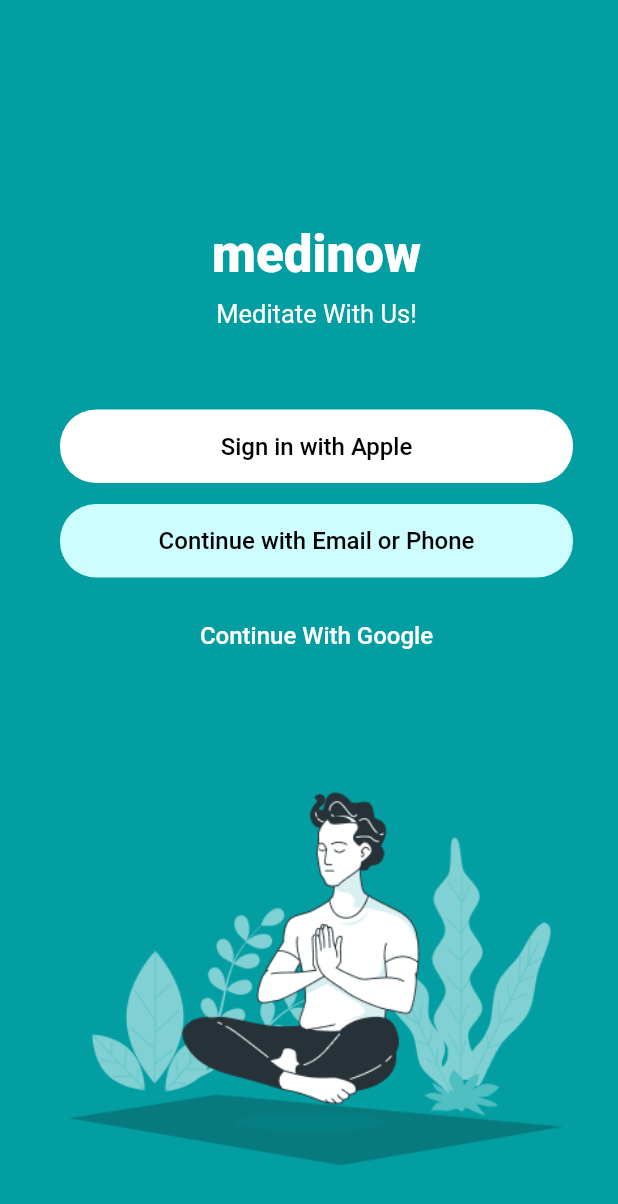
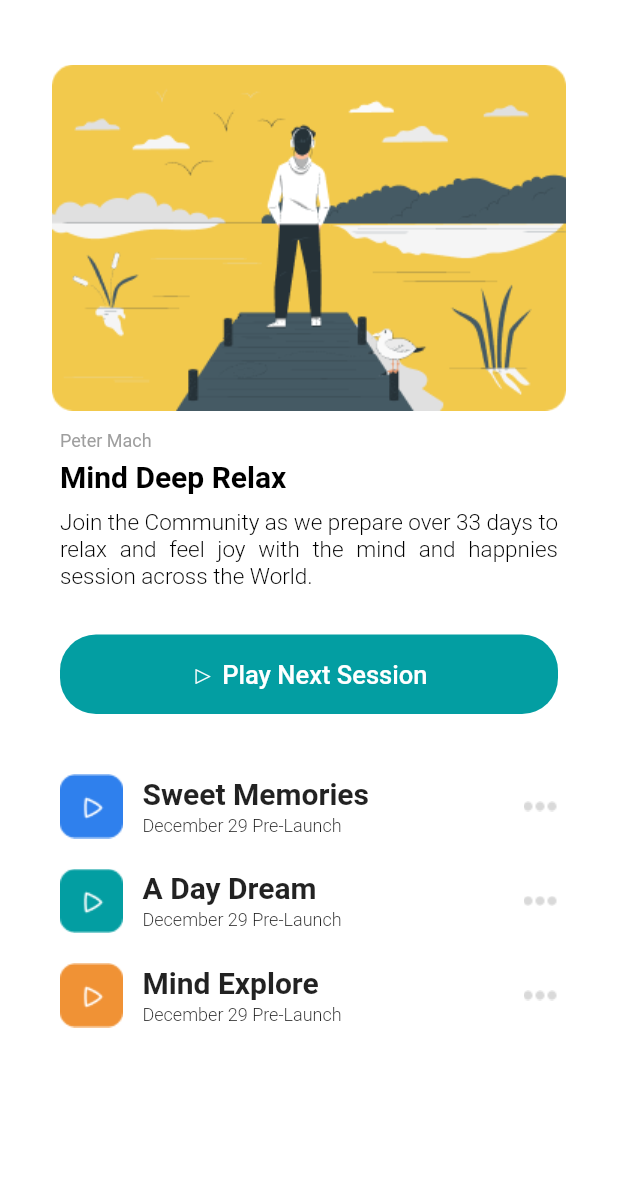
Before and after one commit to protocall911/flutter_welcome_screen, a Flutter app: the screen it shows after launch, after a tap on "Continue with Email or Phone", on a phone screen of 412 x 824 dp. Shown: the top 1204 px of the screen. Run offline on Flutter 3.47's test engine with Material 2 defaults, Android fonts, the phone set to English and light mode, and no system bars; Roboto replaces fonts that are missing (plus-jakarta-sans).

Commit message:
Added second screen

```diff
--- /dev/null
+++ b/lib/PlaylistScreen/components/body.dart
@@ -0,0 +1,109 @@
+import 'package:flutter/material.dart';
+import 'package:welcome_screen/PlaylistScreen/components/track_card.dart';
+import 'package:welcome_screen/main.dart';
+
+class Body extends StatelessWidget {
+  @override
+  Widget build(BuildContext context) {
+    Size size = MediaQuery.of(context).size;
+    return Column(
+      crossAxisAlignment: CrossAxisAlignment.start,
+      children: <Widget>[
+        SizedBox(
+          height: 40,
+        ),
+        Container(
+          padding: EdgeInsets.only(left: 30, right: 30),
+          child: Image.asset("assets/images/top_image.png",
+              width: size.width * 0.9),
+        ),
+        Padding(
+          padding: EdgeInsets.only(left: 40, right: 40),
+          child: Column(
+            crossAxisAlignment: CrossAxisAlignment.start,
+            children: [
+              SizedBox(
+                height: 10,
+              ),
+              Text(
+                'Peter Mach',
+                style: TextStyle(
+                    fontSize: 12,
+                    fontWeight: FontWeight.normal,
+                    color: Colors.grey),
+              ),
+              SizedBox(
+                height: 5,
+              ),
+              Text(
+                'Mind Deep Relax',
+                style: TextStyle(
+                    fontSize: 20,
+                    fontWeight: FontWeight.bold,
+                    color: Colors.black),
+              ),
+              SizedBox(
+                height: 10,
+              ),
+              Text(
+                'Join the Community as we prepare over 33 days to relax and feel joy with the mind and happnies session across the World.',
+                style: TextStyle(
+                    fontSize: 15,
+                    fontWeight: FontWeight.w300,
+                    color: Colors.black),
+                textAlign: TextAlign.justify,
+              ),
+              SizedBox(
+                height: 30,
+              ),
+              Container(
+                width: 350,
+                child: TextButton(
+                  style: ButtonStyle(
+                    padding: MaterialStateProperty.all<EdgeInsets>(
+                        EdgeInsets.all(15)),
+                    backgroundColor: MaterialStateProperty.all<Color>(
+                        kPlayNextSessionButtonColor),
+                    shape: MaterialStateProperty.all<RoundedRectangleBorder>(
+                      RoundedRectangleBorder(
+                          borderRadius: BorderRadius.circular(24.0)),
+                    ),
+                  ),
+                  onPressed: () {},
+                  child: Text('▷ Play Next Session',
+                      style: TextStyle(color: Colors.white, fontSize: 17)),
+                ),
+              ),
+            ],
+          ),
+        ),
+        SizedBox(
+          height: 20,
+        ),
+        SingleChildScrollView(
+          padding: EdgeInsets.only(left: 40, right: 40),
+          scrollDirection: Axis.vertical,
+          child: Column(
+            children: <Widget>[
+              TrackCard(
+                  img: 'assets/images/img_top_list.png',
+                  title: 'Sweet Memories',
+                  date: 'December 29 Pre-Launch',
+                  icon: 'assets/images/icon_list.png'),
+              TrackCard(
+                  img: 'assets/images/img_middle_list.png',
+                  title: 'A Day Dream',
+                  date: 'December 29 Pre-Launch',
+                  icon: 'assets/images/icon_list.png'),
+              TrackCard(
+                  img: 'assets/images/img_bottom_list.png',
+                  title: 'Mind Explore',
+                  date: 'December 29 Pre-Launch',
+                  icon: 'assets/images/icon_list.png')
+            ],
+          ),
+        )
+      ],
+    );
+  }
+}
--- /dev/null
+++ b/lib/PlaylistScreen/components/track_card.dart
@@ -0,0 +1,55 @@
+import 'package:flutter/material.dart';
+
+class TrackCard extends StatelessWidget {
+  final String img, title,date, icon;
+
+  const TrackCard({
+    Key? key,
+    required this.img,
+    required this.title,
+    required this.date,
+    required this.icon,
+  }) : super(key: key);
+
+  @override
+  Widget build(BuildContext context) {
+    return Column(
+      children: <Widget>[
+        SizedBox(
+          height: 20,
+        ),
+        Row(
+          crossAxisAlignment: CrossAxisAlignment.center,
+          children: <Widget>[
+            Image(
+              image: AssetImage(img),
+            ),
+            SizedBox(
+              width: 13,
+            ),
+            Column(
+              crossAxisAlignment: CrossAxisAlignment.start,
+              children: <Widget>[
+                Text(
+                  title,
+                  style: TextStyle(fontWeight: FontWeight.bold, fontSize: 20),
+                ),
+                SizedBox(
+                  height: 3,
+                ),
+                Text(
+                  date,
+                  style: TextStyle(fontWeight: FontWeight.w300, fontSize: 12),
+                ),
+              ],
+            ),
+            Spacer(),
+            Image(
+              image: AssetImage(icon),
+            ),
+          ],
+        ),
+      ],
+    );
+  }
+}
--- /dev/null
+++ b/lib/PlaylistScreen/playlist_screen.dart
@@ -0,0 +1,9 @@
+import 'package:flutter/material.dart';
+import 'package:welcome_screen/PlaylistScreen/components/body.dart';
+
+class PlaylistScreen extends StatelessWidget {
+  @override
+  Widget build(BuildContext context) {
+    return Scaffold(backgroundColor: Colors.white, body: Body());
+  }
+}
--- /dev/null
+++ b/lib/WelcomeScreen/components/body.dart
@@ -0,0 +1,70 @@
+import 'package:flutter/material.dart';
+import 'package:welcome_screen/PlaylistScreen/playlist_screen.dart';
+import 'package:welcome_screen/WelcomeScreen/components/rounded_button.dart';
+import 'package:welcome_screen/main.dart';
+
+class Body extends StatelessWidget {
+  @override
+  Widget build(BuildContext context) {
+    Size size = MediaQuery.of(context).size;
+    return Container(
+      padding: EdgeInsets.only(top: 149, left: 40),
+      child: Column(
+        children: [
+          Text(
+            "medinow",
+            style: TextStyle(
+                fontWeight: FontWeight.w900, color: Colors.white, fontSize: 34),
+          ),
+          SizedBox(
+            height: 10,
+          ),
+          Text(
+            "Meditate With Us!",
+            style: TextStyle(
+                color: Colors.white,
+                fontFamily: 'plus-jakarta-sans',
+                fontSize: 17),
+          ),
+          SizedBox(
+            height: 40,
+          ),
+          RoundedButton(
+            text: "Sign in with Apple",
+            press: () {},
+            textColor: Colors.black,
+            color: Colors.white,
+          ),
+          RoundedButton(
+            text: "Continue with Email or Phone",
+            textColor: Colors.black,
+            color: kContinueWithEmailOrPhoneButtonColor,
+            press: () {
+              Navigator.push(
+                context,
+                MaterialPageRoute(
+                  builder: (context) {
+                    return PlaylistScreen();
+                  },
+                ),
+              );
+            },
+          ),
+          RoundedButton(
+            text: "Continue With Google",
+            press: () {},
+            textColor: Colors.white,
+            color: kPrimaryColor,
+          ),
+          SizedBox(
+            height: 80,
+          ),
+          Image.asset(
+            "assets/images/figmaappimg1.png",
+            width: size.width * 0.8,
+          ),
+        ],
+      ),
+    );
+  }
+}
--- a/lib/components/body.dart
+++ /dev/null
@@ -1,60 +0,0 @@
-import 'package:flutter/material.dart';
-import 'package:welcome_screen/components/rounded_button.dart';
-import '../main.dart';
-
-class Body extends StatelessWidget {
-  @override
-  Widget build(BuildContext context) {
-    Size size = MediaQuery.of(context).size;
-    return Container(
-      padding: EdgeInsets.only(top: 149, left: 40),
-      child: Column(
-        children: [
-          Text(
-            "medinow",
-            style: TextStyle(
-                fontWeight: FontWeight.w900, color: Colors.white, fontSize: 34),
-          ),
-          Container(
-            padding: EdgeInsets.only(top: 10),
-            child: Text(
-              "Meditate With Us!",
-              style: TextStyle(
-                  color: Colors.white,
-                  fontFamily: 'plus-jakarta-sans',
-                  fontSize: 17),
-            ),
-          ),
-          Container(
-            padding: EdgeInsets.only(top: 40),
-            child: RoundedButton(
-              text: "Sign in with Apple",
-              press: () {},
-              textColor: Colors.black,
-              color: Colors.white,
-            ),
-          ),
-          RoundedButton(
-            text: "Continue with Email or Phone",
-            press: () {},
-            textColor: Colors.black,
-            color: kContinueWithEmailOrPhoneButtonColor,
-          ),
-          RoundedButton(
-            text: "Continue With Google",
-            press: () {},
-            textColor: Colors.white,
-            color: kPrimaryColor,
-          ),
-          Container(
-            padding: EdgeInsets.only(top: 80),
-            child: Image.asset(
-              "assets/images/figmaappimg1.png",
-              width: size.width * 0.8,
-            ),
-          ),
-        ],
-      ),
-    );
-  }
-}
--- a/lib/main.dart
+++ b/lib/main.dart
@@ -1,8 +1,9 @@
 import 'package:flutter/material.dart';
-import 'package:welcome_screen/weclome_screen.dart';
+import 'package:welcome_screen/WelcomeScreen/weclome_screen.dart';
 
 const kPrimaryColor = Color(0xFF039EA2);
 const kContinueWithEmailOrPhoneButtonColor = Color(0xFFCDFDFE);
+const kPlayNextSessionButtonColor = Color(0xFF039EA2);
 
 void main() {
   runApp(const MyApp());
```
Also changed, not shown: lib/WelcomeScreen/weclome_screen.dart (renamed from lib/weclome_screen.dart, +2 -5 lines), assets/images/icon_list.png (added), assets/images/img_bottom_list.png (added), assets/images/img_middle_list.png (added), assets/images/img_top_list.png (added), assets/images/top_image.png (added), lib/MeditateScreen/meditate_screen.dart (added), lib/WelcomeScreen/components/rounded_button.dart (renamed from lib/components/rounded_button.dart).
